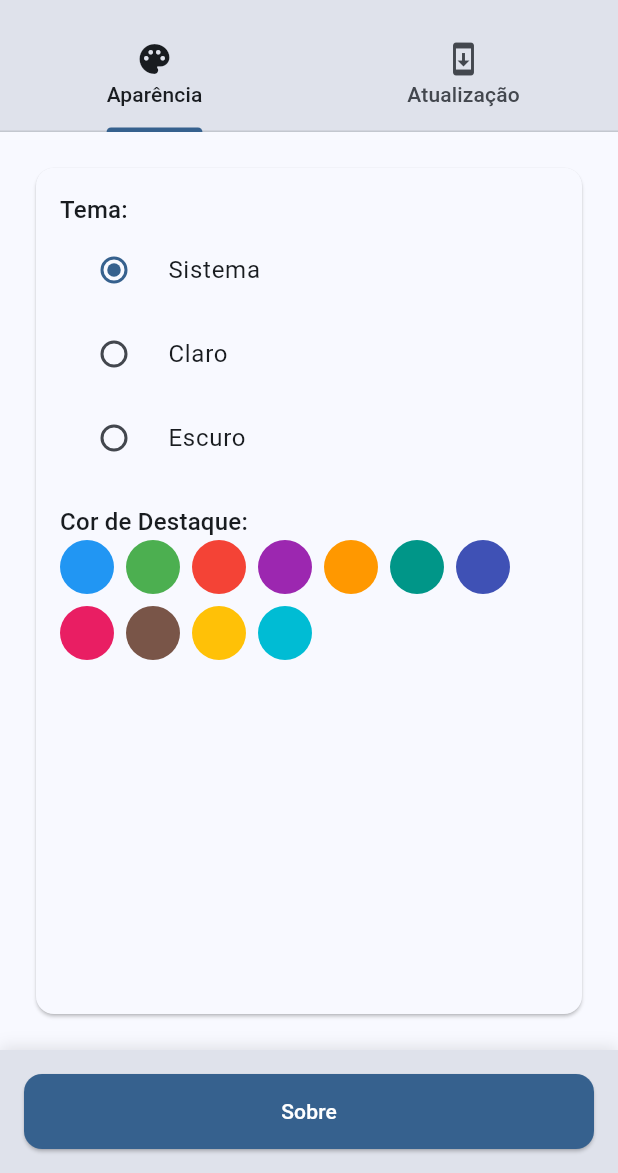
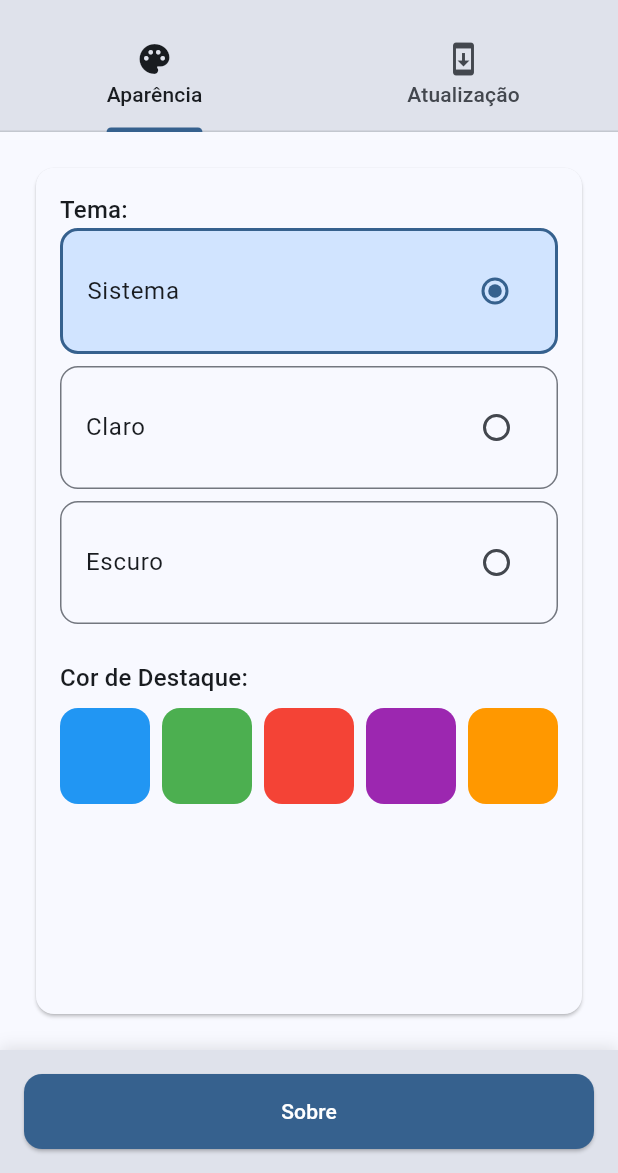
Before and after one commit to Luiz-eduardp/akashic_records, a Flutter app: the SettingsScreen screen opened by its route, on a phone screen of 412 x 824 dp, the part 63-1236 px from its top. Run offline on Flutter 3.47's test engine with Material 3 defaults, Android fonts, the phone set to English and light mode, and no system bars; our stand-ins replace cached_network_image, cookie_jar, flutter_advanced_drawer, flutter_html, flutter_markdown, google_fonts and 5 more; missing offline and left inert: flutter_code_editor, highlight; accounts and stored records are empty; network calls fail.

Commit message:
refactor(settings): improve appearance settings UI
- Replaced RadioListTile with custom widgets
- Improved theme mode selection layout
- Added color selection with visual feedback
- Updated color palette layout to horizontal
- Improved overall UI consistency

```diff
--- a/lib/screens/settings/appearance_settings.dart
+++ b/lib/screens/settings/appearance_settings.dart
@@ -14,7 +14,8 @@ class AppearanceSettings extends StatelessWidget {
 
   @override
   Widget build(BuildContext context) {
-    return Column(
+    return SingleChildScrollView(
+      child: Column(
         crossAxisAlignment: CrossAxisAlignment.start,
         children: [
           Text(
@@ -23,46 +24,8 @@ class AppearanceSettings extends StatelessWidget {
               color: theme.colorScheme.onSurface,
             ),
           ),
-        RadioListTile<ThemeMode>(
-          title: Text(
-            'Sistema'.translate,
-            style: TextStyle(color: theme.colorScheme.onSurface),
-          ),
-          value: ThemeMode.system,
-          groupValue: appState.themeMode,
-          onChanged: (ThemeMode? value) {
-            appState.setThemeMode(value!);
-          },
-          activeColor: theme.colorScheme.primary,
-          controlAffinity: ListTileControlAffinity.platform,
-        ),
-        RadioListTile<ThemeMode>(
-          title: Text(
-            'Claro'.translate,
-            style: TextStyle(color: theme.colorScheme.onSurface),
-          ),
-          value: ThemeMode.light,
-          groupValue: appState.themeMode,
-          onChanged: (ThemeMode? value) {
-            appState.setThemeMode(value!);
-          },
-          activeColor: theme.colorScheme.primary,
-          controlAffinity: ListTileControlAffinity.platform,
-        ),
-        RadioListTile<ThemeMode>(
-          title: Text(
-            'Escuro'.translate,
-            style: TextStyle(color: theme.colorScheme.onSurface),
-          ),
-          value: ThemeMode.dark,
-          groupValue: appState.themeMode,
-          onChanged: (ThemeMode? value) {
-            appState.setThemeMode(value!);
-          },
-          activeColor: theme.colorScheme.primary,
-          controlAffinity: ListTileControlAffinity.platform,
-        ),
-        const SizedBox(height: 16),
+          _ThemeModeSelection(appState: appState, theme: theme),
+          const SizedBox(height: 24),
           Text(
             'Cor de Destaque:'.translate,
             style: theme.textTheme.titleMedium?.copyWith(
@@ -71,6 +34,105 @@ class AppearanceSettings extends StatelessWidget {
           ),
           _ColorPalette(appState: appState, theme: theme),
         ],
+      ),
+    );
+  }
+}
+
+class _ThemeModeSelection extends StatelessWidget {
+  const _ThemeModeSelection({required this.appState, required this.theme});
+
+  final AppState appState;
+  final ThemeData theme;
+
+  @override
+  Widget build(BuildContext context) {
+    return Column(
+      children: [
+        _ThemeModeCard(
+          title: 'Sistema'.translate,
+          themeMode: ThemeMode.system,
+          appState: appState,
+          theme: theme,
+        ),
+        const SizedBox(height: 8),
+        _ThemeModeCard(
+          title: 'Claro'.translate,
+          themeMode: ThemeMode.light,
+          appState: appState,
+          theme: theme,
+        ),
+        const SizedBox(height: 8),
+        _ThemeModeCard(
+          title: 'Escuro'.translate,
+          themeMode: ThemeMode.dark,
+          appState: appState,
+          theme: theme,
+        ),
+      ],
+    );
+  }
+}
+
+class _ThemeModeCard extends StatelessWidget {
+  const _ThemeModeCard({
+    required this.title,
+    required this.themeMode,
+    required this.appState,
+    required this.theme,
+  });
+
+  final String title;
+  final ThemeMode themeMode;
+  final AppState appState;
+  final ThemeData theme;
+
+  @override
+  Widget build(BuildContext context) {
+    final isSelected = appState.themeMode == themeMode;
+    return InkWell(
+      onTap: () {
+        appState.setThemeMode(themeMode);
+      },
+      borderRadius: BorderRadius.circular(12),
+      child: AnimatedContainer(
+        duration: const Duration(milliseconds: 200),
+        decoration: BoxDecoration(
+          color:
+              isSelected
+                  ? theme.colorScheme.primaryContainer
+                  : theme.colorScheme.surface,
+          borderRadius: BorderRadius.circular(12),
+          border: Border.all(
+            color:
+                isSelected
+                    ? theme.colorScheme.primary
+                    : theme.colorScheme.outline,
+            width: isSelected ? 2 : 1,
+          ),
+        ),
+        padding: const EdgeInsets.all(16),
+        child: Row(
+          children: [
+            Expanded(
+              child: Text(
+                title,
+                style: theme.textTheme.bodyLarge?.copyWith(
+                  color: theme.colorScheme.onSurface,
+                ),
+              ),
+            ),
+            Radio<ThemeMode>(
+              value: themeMode,
+              groupValue: appState.themeMode,
+              onChanged: (ThemeMode? value) {
+                appState.setThemeMode(value!);
+              },
+              activeColor: theme.colorScheme.primary,
+            ),
+          ],
+        ),
+      ),
     );
   }
 }
@@ -97,25 +159,24 @@ class _ColorPalette extends StatelessWidget {
       Colors.cyan,
     ];
 
-    return Wrap(
-      spacing: 8.0,
-      runSpacing: 8.0,
-      children:
-          availableColors
-              .map(
-                (color) => _ColorButton(
-                  color: color,
-                  appState: appState,
-                  theme: theme,
+    return SizedBox(
+      height: 80,
+      child: ListView.separated(
+        scrollDirection: Axis.horizontal,
+        itemCount: availableColors.length,
+        separatorBuilder: (context, index) => const SizedBox(width: 8),
+        padding: const EdgeInsets.symmetric(vertical: 8),
+        itemBuilder: (context, index) {
+          final color = availableColors[index];
+          return _ColorCard(color: color, appState: appState, theme: theme);
+        },
       ),
-              )
-              .toList(),
     );
   }
 }
 
-class _ColorButton extends StatelessWidget {
-  const _ColorButton({
+class _ColorCard extends StatelessWidget {
+  const _ColorCard({
     required this.color,
     required this.appState,
     required this.theme,
@@ -127,24 +188,35 @@ class _ColorButton extends StatelessWidget {
 
   @override
   Widget build(BuildContext context) {
+    final isSelected = appState.accentColor == color;
+
     return GestureDetector(
       onTap: () {
         appState.setAccentColor(color);
       },
-      child: Container(
-        width: 36,
-        height: 36,
+      child: AnimatedContainer(
+        duration: const Duration(milliseconds: 200),
+        width: 60,
+        height: 80,
         decoration: BoxDecoration(
           color: color,
-          shape: BoxShape.circle,
+          borderRadius: BorderRadius.circular(12),
           border: Border.all(
             color:
-                appState.accentColor == color
-                    ? theme.colorScheme.onSurface
-                    : Colors.transparent,
+                isSelected ? theme.colorScheme.onSurface : Colors.transparent,
             width: 3,
           ),
         ),
+        child:
+            isSelected
+                ? Center(
+                  child: Icon(
+                    Icons.check,
+                    color: theme.colorScheme.onPrimary,
+                    size: 24,
+                  ),
+                )
+                : null,
       ),
     );
   }
```
Lines whose indentation alone changed are shown as unchanged.
